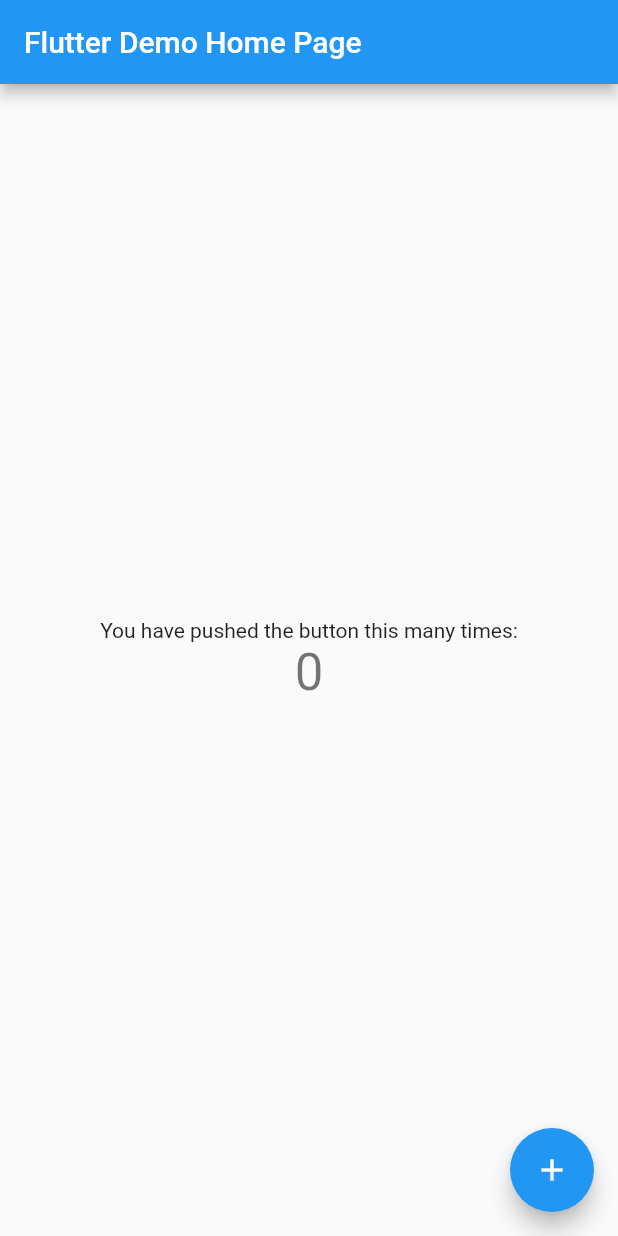
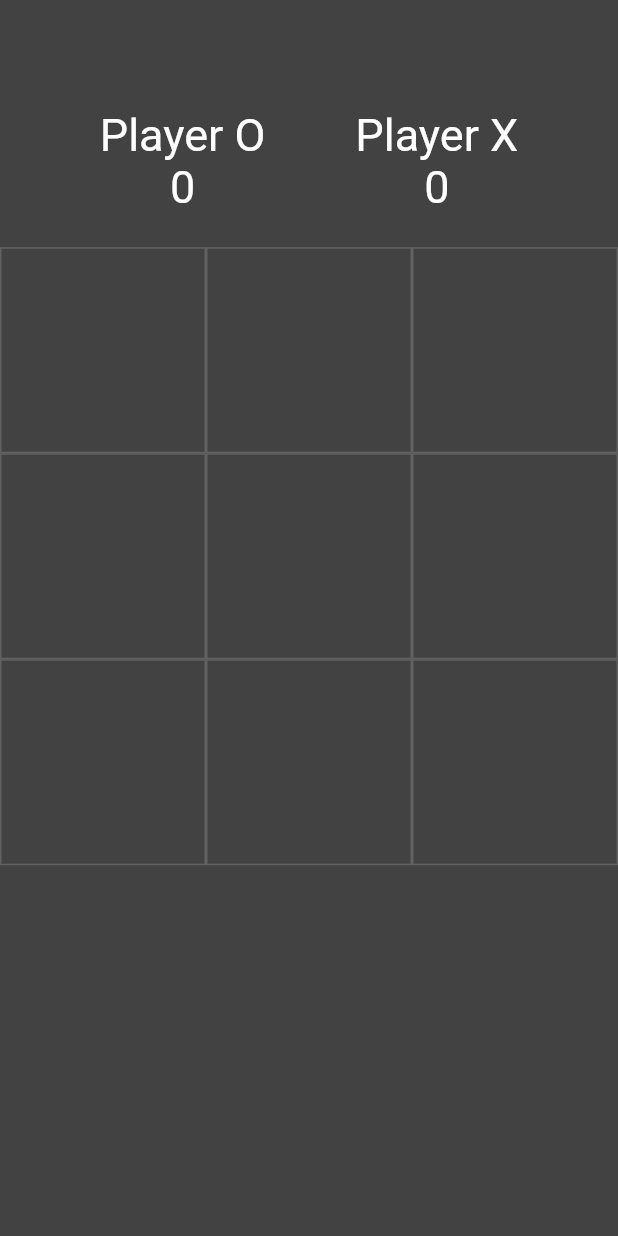
Before and after one commit to rabin245/tictactoe, a Flutter app: the screen it shows after launch, on a phone screen of 412 x 824 dp. Run offline on Flutter 3.47's test engine with Material 2 defaults, Android fonts, the phone set to English and light mode, and no system bars.

Commit message:
game completed

```diff
--- a/lib/main.dart
+++ b/lib/main.dart
@@ -7,109 +7,228 @@ void main() {
 class MyApp extends StatelessWidget {
   const MyApp({Key? key}) : super(key: key);
 
-  // This widget is the root of your application.
   @override
   Widget build(BuildContext context) {
-    return MaterialApp(
-      title: 'Flutter Demo',
-      theme: ThemeData(
-        // This is the theme of your application.
-        //
-        // Try running your application with "flutter run". You'll see the
-        // application has a blue toolbar. Then, without quitting the app, try
-        // changing the primarySwatch below to Colors.green and then invoke
-        // "hot reload" (press "r" in the console where you ran "flutter run",
-        // or simply save your changes to "hot reload" in a Flutter IDE).
-        // Notice that the counter didn't reset back to zero; the application
-        // is not restarted.
-        primarySwatch: Colors.blue,
-      ),
-      home: const MyHomePage(title: 'Flutter Demo Home Page'),
+    return const MaterialApp(
+      debugShowCheckedModeBanner: false,
+      home: HomePage(),
     );
   }
 }
 
-class MyHomePage extends StatefulWidget {
-  const MyHomePage({Key? key, required this.title}) : super(key: key);
-
-  // This widget is the home page of your application. It is stateful, meaning
-  // that it has a State object (defined below) that contains fields that affect
-  // how it looks.
-
-  // This class is the configuration for the state. It holds the values (in this
-  // case the title) provided by the parent (in this case the App widget) and
-  // used by the build method of the State. Fields in a Widget subclass are
-  // always marked "final".
-
-  final String title;
+class HomePage extends StatefulWidget {
+  const HomePage({Key? key}) : super(key: key);
 
   @override
-  State<MyHomePage> createState() => _MyHomePageState();
+  _HomePageState createState() => _HomePageState();
 }
 
-class _MyHomePageState extends State<MyHomePage> {
-  int _counter = 0;
+class _HomePageState extends State<HomePage> {
+  bool ohTurn = true; //first player is O
+  List<String> displayExOh = ['', '', '', '', '', '', '', '', ''];
+  TextStyle kmyTextStyle = const TextStyle(color: Colors.white, fontSize: 30);
+  int ohScore = 0;
+  int exScore = 0;
+  int filledBoxes = 0;
 
-  void _incrementCounter() {
+  @override
+  Widget build(BuildContext context) {
+    return Scaffold(
+      backgroundColor: Colors.grey[800],
+      body: Column(
+        children: [
+          Expanded(
+            child: Row(
+              mainAxisAlignment: MainAxisAlignment.center,
+              children: [
+                Padding(
+                  padding: const EdgeInsets.fromLTRB(30, 50, 30, 0),
+                  child: Column(
+                    mainAxisAlignment: MainAxisAlignment.center,
+                    children: [
+                      Text('Player O', style: kmyTextStyle),
+                      Text(ohScore.toString(), style: kmyTextStyle),
+                    ],
+                  ),
+                ),
+                Padding(
+                  padding: const EdgeInsets.fromLTRB(30, 50, 30, 0),
+                  child: Column(
+                    mainAxisAlignment: MainAxisAlignment.center,
+                    children: [
+                      Text('Player X', style: kmyTextStyle),
+                      Text(exScore.toString(), style: kmyTextStyle),
+                    ],
+                  ),
+                ),
+              ],
+            ),
+          ),
+          Expanded(
+            flex: 3,
+            child: GridView.builder(
+              itemCount: 9,
+              gridDelegate: const SliverGridDelegateWithFixedCrossAxisCount(
+                  crossAxisCount: 3),
+              itemBuilder: (context, index) {
+                return GestureDetector(
+                  onTap: () {
+                    _tapped(index);
+                  },
+                  child: Container(
+                    decoration: BoxDecoration(
+                      border: Border.all(color: Colors.grey.shade700),
+                    ),
+                    child: Center(
+                      child: Text(
+                        displayExOh[index],
+                        style: const TextStyle(
+                          color: Colors.white,
+                          fontSize: 40,
+                        ),
+                      ),
+                    ),
+                  ),
+                );
+              },
+            ),
+          ),
+          Expanded(
+            child: Container(),
+          ),
+        ],
+      ),
+    );
+  }
+
+  void _tapped(index) {
     setState(() {
-      // This call to setState tells the Flutter framework that something has
-      // changed in this State, which causes it to rerun the build method below
-      // so that the display can reflect the updated values. If we changed
-      // _counter without calling setState(), then the build method would not be
-      // called again, and so nothing would appear to happen.
-      _counter++;
+      if (ohTurn && displayExOh[index] == '') {
+        displayExOh[index] = 'o';
+        filledBoxes += 1;
+      } else if (!ohTurn && displayExOh[index] == '') {
+        displayExOh[index] = 'x';
+        filledBoxes += 1;
+      }
+      ohTurn = !ohTurn;
+      _checkWinner();
     });
   }
 
-  @override
-  Widget build(BuildContext context) {
-    // This method is rerun every time setState is called, for instance as done
-    // by the _incrementCounter method above.
-    //
-    // The Flutter framework has been optimized to make rerunning build methods
-    // fast, so that you can just rebuild anything that needs updating rather
-    // than having to individually change instances of widgets.
-    return Scaffold(
-      appBar: AppBar(
-        // Here we take the value from the MyHomePage object that was created by
-        // the App.build method, and use it to set our appbar title.
-        title: Text(widget.title),
-      ),
-      body: Center(
-        // Center is a layout widget. It takes a single child and positions it
-        // in the middle of the parent.
-        child: Column(
-          // Column is also a layout widget. It takes a list of children and
-          // arranges them vertically. By default, it sizes itself to fit its
-          // children horizontally, and tries to be as tall as its parent.
-          //
-          // Invoke "debug painting" (press "p" in the console, choose the
-          // "Toggle Debug Paint" action from the Flutter Inspector in Android
-          // Studio, or the "Toggle Debug Paint" command in Visual Studio Code)
-          // to see the wireframe for each widget.
-          //
-          // Column has various properties to control how it sizes itself and
-          // how it positions its children. Here we use mainAxisAlignment to
-          // center the children vertically; the main axis here is the vertical
-          // axis because Columns are vertical (the cross axis would be
-          // horizontal).
-          mainAxisAlignment: MainAxisAlignment.center,
-          children: <Widget>[
-            const Text(
-              'You have pushed the button this many times:',
-            ),
-            Text(
-              '$_counter',
-              style: Theme.of(context).textTheme.headline4,
+  void _checkWinner() {
+    // checks 1st row
+    if (displayExOh[0] == displayExOh[1] &&
+        displayExOh[0] == displayExOh[2] &&
+        displayExOh[0] != '') {
+      _showWinDialog(displayExOh[0]);
+    }
+
+    // checks 2nd row
+    if (displayExOh[3] == displayExOh[4] &&
+        displayExOh[3] == displayExOh[5] &&
+        displayExOh[3] != '') {
+      _showWinDialog(displayExOh[3]);
+    }
+
+    // checks 3rd row
+    if (displayExOh[6] == displayExOh[7] &&
+        displayExOh[6] == displayExOh[8] &&
+        displayExOh[6] != '') {
+      _showWinDialog(displayExOh[6]);
+    }
+
+    // checks 1st column
+    if (displayExOh[0] == displayExOh[3] &&
+        displayExOh[0] == displayExOh[6] &&
+        displayExOh[0] != '') {
+      _showWinDialog(displayExOh[0]);
+    }
+
+    // checks 2nd column
+    if (displayExOh[1] == displayExOh[4] &&
+        displayExOh[1] == displayExOh[7] &&
+        displayExOh[1] != '') {
+      _showWinDialog(displayExOh[1]);
+    }
+
+    // checks 3rd column
+    if (displayExOh[2] == displayExOh[5] &&
+        displayExOh[2] == displayExOh[8] &&
+        displayExOh[2] != '') {
+      _showWinDialog(displayExOh[2]);
+    }
+
+    // checks diagonal
+    if (displayExOh[6] == displayExOh[4] &&
+        displayExOh[6] == displayExOh[2] &&
+        displayExOh[6] != '') {
+      _showWinDialog(displayExOh[6]);
+    }
+
+    // checks diagonal
+    if (displayExOh[0] == displayExOh[4] &&
+        displayExOh[0] == displayExOh[8] &&
+        displayExOh[0] != '') {
+      _showWinDialog(displayExOh[0]);
+    } else if (filledBoxes == 9) {
+      _showDrawDialog();
+    }
+  }
+
+  void _showWinDialog(String winner) {
+    showDialog(
+      barrierDismissible: false,
+      context: context,
+      builder: (context) {
+        return AlertDialog(
+          title: Text('Winner is ' + winner.toUpperCase()),
+          actions: [
+            TextButton(
+              child: const Text('Play again'),
+              onPressed: () {
+                _clearBoard();
+                Navigator.of(context).pop();
+              },
             ),
           ],
-        ),
-      ),
-      floatingActionButton: FloatingActionButton(
-        onPressed: _incrementCounter,
-        tooltip: 'Increment',
-        child: const Icon(Icons.add),
-      ), // This trailing comma makes auto-formatting nicer for build methods.
+        );
+      },
+    );
+
+    if (winner == 'o') {
+      ohScore += 1;
+    } else if (winner == 'x') {
+      exScore += 1;
+    }
+  }
+
+  void _clearBoard() {
+    setState(() {
+      for (int index = 0; index < 9; index++) {
+        displayExOh[index] = '';
+      }
+    });
+    filledBoxes = 0;
+  }
+
+  void _showDrawDialog() {
+    showDialog(
+      barrierDismissible: false,
+      context: context,
+      builder: (context) {
+        return AlertDialog(
+          title: Text('Draw'),
+          actions: [
+            TextButton(
+              child: const Text('Play again'),
+              onPressed: () {
+                _clearBoard();
+                Navigator.of(context).pop();
+              },
+            ),
+          ],
+        );
+      },
     );
   }
 }
--- a/pubspec.yaml
+++ b/pubspec.yaml
@@ -34,6 +34,8 @@ dependencies:
   # The following adds the Cupertino Icons font to your application.
   # Use with the CupertinoIcons class for iOS style icons.
   cupertino_icons: ^1.0.2
+  google_fonts: ^2.1.0
+  avatar_glow: ^2.0.2
 
 dev_dependencies:
   flutter_test:
@@ -58,8 +60,8 @@ flutter:
   uses-material-design: true
 
   # To add assets to your application, add an assets section, like this:
-  # assets:
-  #   - images/a_dot_burr.jpeg
+  assets:
+    - images/
   #   - images/a_dot_ham.jpeg
 
   # An image asset can refer to one or more resolution-specific "variants", see
```
Also changed, not shown: images/tictactoelogo.png (added), pubspec.lock.
